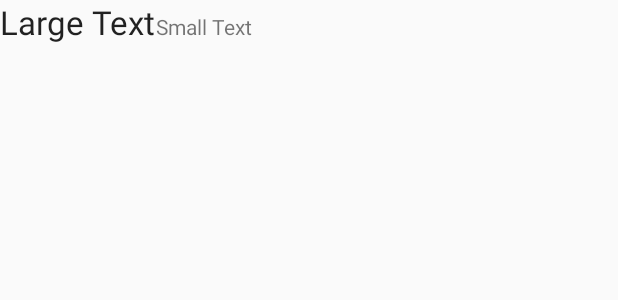
After one commit to lpatino10/mls-pick-em, an Android app: the layout leaderboard_item_view.xml on its own in the app's theme, with its tools: preview values and no code run, on a phone screen of 412 x 824 dp. The commit adds this screen. Shown: the top 300 px of the screen. Run offline under Robolectric (Android 15) with nearby library versions, the phone set to English and light mode, and no system bars.

Commit message:
Add leaderboard fragment (without finalized layout or a working count of correct picks)

```diff
--- a/app/build.gradle
+++ b/app/build.gradle
@@ -31,9 +31,12 @@ dependencies {
     compile 'com.android.support:design:23.4.0'
     compile 'com.google.firebase:firebase-database:9.0.0'
     compile 'com.google.firebase:firebase-core:9.0.0'
+    compile 'com.firebaseui:firebase-ui-database:0.4.0'
     compile 'com.squareup.retrofit2:retrofit:2.0.2'
     compile 'com.squareup.retrofit2:converter-gson:2.0.0-beta4'
     compile 'com.android.support:cardview-v7:23.4.0'
     compile 'com.android.support:recyclerview-v7:23.4.0'
     compile 'com.google.android.gms:play-services-auth:9.0.0'
+    compile 'com.android.support:support-v4:23.4.0'
+    compile 'com.squareup.picasso:picasso:2.5.2'
 }
--- a/app/src/main/java/com/example/loganpatino/mlspickem/NavigationDrawerActivity.java
+++ b/app/src/main/java/com/example/loganpatino/mlspickem/NavigationDrawerActivity.java
@@ -93,7 +93,7 @@ public class NavigationDrawerActivity extends AppCompatActivity
                 fragmentClass = HomeFragment.class;
                 break;
             case R.id.leaderboard:
-                fragmentClass = HomeFragment.class;
+                fragmentClass = LeaderboardFragment.class;
                 break;
             default:
                 fragmentClass = HomeFragment.class;
--- /dev/null
+++ b/app/src/main/res/layout/leaderboard_item_view.xml
@@ -0,0 +1,25 @@
+<?xml version="1.0" encoding="utf-8"?>
+<LinearLayout xmlns:android="http://schemas.android.com/apk/res/android"
+              android:orientation="horizontal"
+              android:layout_width="match_parent"
+              android:layout_height="wrap_content">
+
+    <ImageView
+        android:layout_width="wrap_content"
+        android:layout_height="wrap_content"
+        android:id="@+id/profile_pic"/>
+
+    <TextView
+        android:layout_width="wrap_content"
+        android:layout_height="wrap_content"
+        android:textAppearance="?android:attr/textAppearanceLarge"
+        android:text="Large Text"
+        android:id="@+id/name"/>
+
+    <TextView
+        android:layout_width="wrap_content"
+        android:layout_height="wrap_content"
+        android:textAppearance="?android:attr/textAppearanceSmall"
+        android:text="Small Text"
+        android:id="@+id/correct_picks"/>
+</LinearLayout>
--- a/app/src/main/res/values/strings.xml
+++ b/app/src/main/res/values/strings.xml
@@ -54,4 +54,5 @@
 
     <string name="navigation_drawer_open">Open navigation drawer</string>
     <string name="navigation_drawer_close">Close navigation drawer</string>
+
 </resources>
```
Also changed, not shown: app/src/main/java/com/example/loganpatino/mlspickem/LeaderboardFragment.java (added, +99 -0 lines), app/src/main/java/com/example/loganpatino/mlspickem/LoginActivity.java (+26 -0 lines), app/src/main/java/com/example/loganpatino/mlspickem/Profile.java (added, +36 -0 lines), app/src/main/res/layout/fragment_leaderboard.xml (added, +14 -0 lines).
